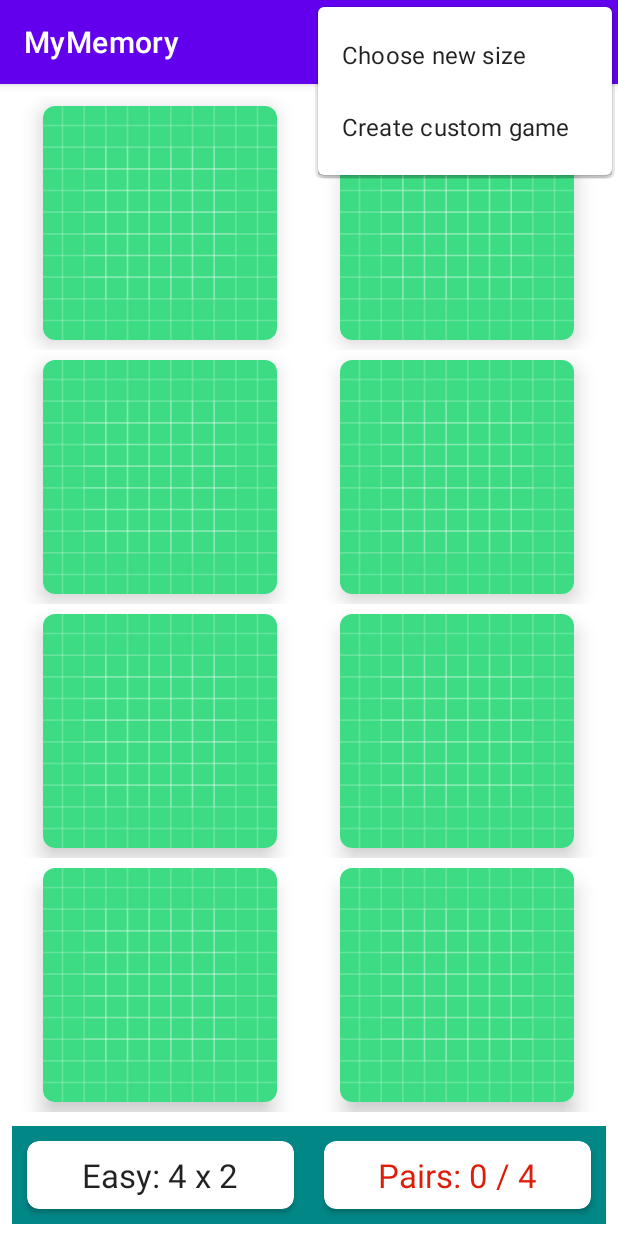
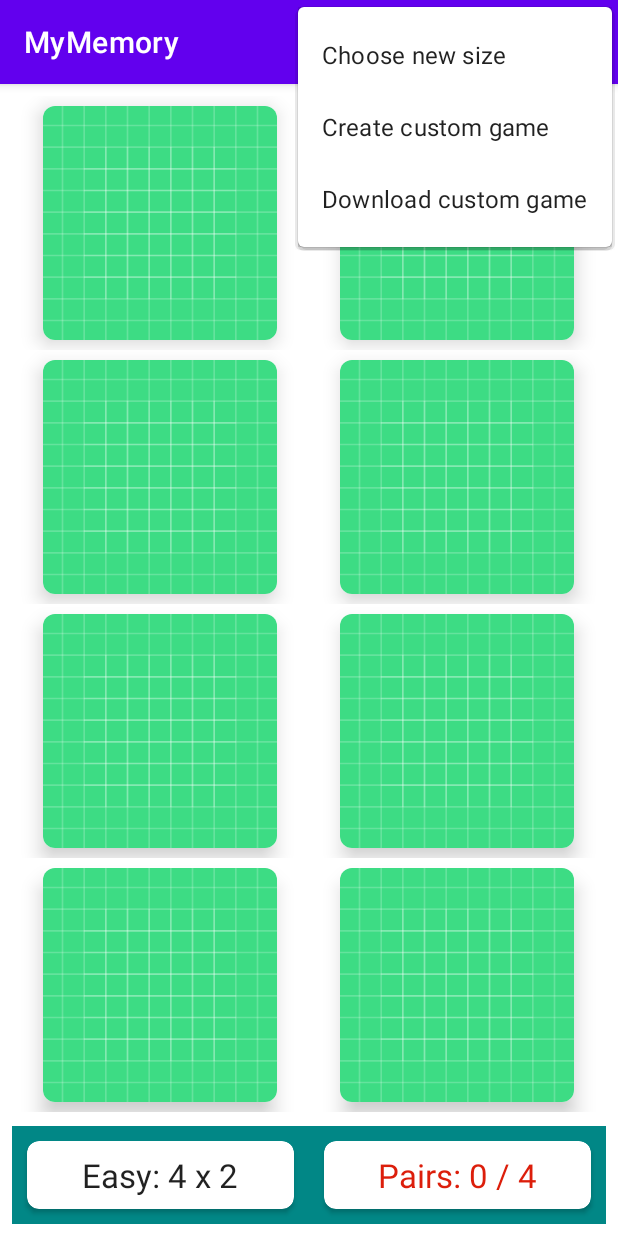
Before and after one commit to ShinJaehun/MyMemory_freeCodeCamp.org, an Android app: the screen it shows after launch (MainActivity), with the options menu open, on a phone screen of 412 x 824 dp. Run offline under Robolectric (Android 15) with nearby library versions, the phone set to English and light mode, and no system bars; our stand-ins replace Firebase (no records; nobody signed in at launch, a user with empty details on screens opened directly), Picasso.

Commit message:
add menu options to download game!

```diff
--- a/app/src/main/java/com/shinjaehun/mymemory/MainActivity.kt
+++ b/app/src/main/java/com/shinjaehun/mymemory/MainActivity.kt
@@ -10,10 +10,12 @@ import android.view.LayoutInflater
 import android.view.Menu
 import android.view.MenuItem
 import android.view.View
+import android.widget.EditText
 import android.widget.RadioGroup
 import android.widget.TextView
 import androidx.appcompat.app.AlertDialog
 import androidx.constraintlayout.widget.ConstraintLayout
+import androidx.coordinatorlayout.widget.CoordinatorLayout
 import androidx.core.content.ContextCompat
 import androidx.recyclerview.widget.GridLayoutManager
 import androidx.recyclerview.widget.RecyclerView
@@ -25,6 +27,7 @@ import com.shinjaehun.mymemory.models.MemoryGame
 import com.shinjaehun.mymemory.models.UserImageList
 import com.shinjaehun.mymemory.utils.EXTRA_BOARD_SIZE
 import com.shinjaehun.mymemory.utils.EXTRA_GAME_NAME
+import com.squareup.picasso.Picasso
 
 class MainActivity : AppCompatActivity() {
 
@@ -36,7 +39,7 @@ class MainActivity : AppCompatActivity() {
     private lateinit var rvBoard: RecyclerView
     private lateinit var tvNumMoves: TextView
     private lateinit var tvNumPairs: TextView
-    private lateinit var clRoot: ConstraintLayout
+    private lateinit var clRoot: CoordinatorLayout
 
     private val db = Firebase.firestore
     private var gameName: String? = null
@@ -89,10 +92,15 @@ class MainActivity : AppCompatActivity() {
                 showCreationDialog()
                 return true
             }
+            R.id.mi_download -> {
+                showDownloadDialog()
+                return true
+            }
         }
         return super.onOptionsItemSelected(item)
     }
 
+    // CreateActivity의 handleAllImagesUploaded()에서 finish()에 의해 MainActivity로 돌아왔을 때 재호출
     override fun onActivityResult(requestCode: Int, resultCode: Int, data: Intent?) {
         if (requestCode == CREATE_REQUEST_CODE && resultCode == Activity.RESULT_OK) {
            val customGameName = data?.getStringExtra(EXTRA_GAME_NAME)
@@ -105,7 +113,18 @@ class MainActivity : AppCompatActivity() {
         super.onActivityResult(requestCode, resultCode, data)
     }
 
-    // 게임 이름으로 firestore에서 이미지 경로 받아오기
+    // download 메뉴에서 선택!
+    private fun showDownloadDialog() {
+        val boardDownloadView = LayoutInflater.from(this).inflate(R.layout.dialog_download_board, null)
+        showAlertDialog("Fetch memory game", boardDownloadView, View.OnClickListener {
+            // grab the text of the game name that the user wants to download
+            val etDownloadGame = boardDownloadView.findViewById<EditText>(R.id.etDownloadGame)
+            val gameToDownload = etDownloadGame.text.toString().trim()
+            downloadGame(gameToDownload) // 이걸 이렇게 해서 연결!!!
+        })
+    }
+
+    // 게임 이름으로 firestore에 조회해서 이미지 경로 받아오기
     private fun downloadGame(customGameName: String) {
         db.collection("games").document(customGameName).get().addOnSuccessListener { document ->
             val userImageList = document.toObject(UserImageList::class.java)
@@ -114,11 +133,18 @@ class MainActivity : AppCompatActivity() {
                 Snackbar.make(clRoot, "Sorry, we couldn't find any such game, '$customGameName'", Snackbar.LENGTH_LONG).show()
                 return@addOnSuccessListener
             }
+
             val numCards = userImageList.images.size * 2
             boardSize = BoardSize.getByValue(numCards)
             customGameImages = userImageList.images
-            setupBoard()
+            // prefatch images : 이미지를 미리 다운로드해서 cache에 저장해두면 훨씬 빨라지겠지
+            for (imageUrl in userImageList.images) {
+                Picasso.get().load(imageUrl).fetch()
+            }
+            Snackbar.make(clRoot, "You're now playing '$customGameName'!", Snackbar.LENGTH_LONG).show()
+
             gameName = customGameName
+            setupBoard() // 기존 setupBoard()도 변경 불가피
         }.addOnFailureListener { exception ->
             Log.e(TAG, "Exception when retrieving game", exception)
         }
@@ -178,7 +204,8 @@ class MainActivity : AppCompatActivity() {
     }
 
     private fun setupBoard() {
-        supportActionBar?.title = gameName ?: getString(R.string.app_name)
+        supportActionBar?.title = gameName ?: getString(R.string.app_name) // 커스텀 게임인 경우 action bar에서 게임 이름 바꿔주기
+
         when(boardSize){
             BoardSize.EASY -> {
                 tvNumMoves.text = "Easy: 4 x 2"
@@ -197,7 +224,7 @@ class MainActivity : AppCompatActivity() {
         // 여기서 초기값을 줘야 color_progress_none부터 interpolation이 시작됨!
         tvNumPairs.setTextColor(ContextCompat.getColor(this, R.color.color_progress_none))
 
-        memoryGame = MemoryGame(boardSize, customGameImages)
+        memoryGame = MemoryGame(boardSize, customGameImages) // customGameImages가 존재하는지에 따라 게임 로직이 달라짐
         adapter = MemoryBoardAdapter(this, boardSize, memoryGame.cards, object: MemoryBoardAdapter.CardClickListener{
             override fun onCardClicked(position: Int) {
 //                Log.i(TAG, "Card clicked $position")
--- a/app/src/main/java/com/shinjaehun/mymemory/MemoryBoardAdapter.kt
+++ b/app/src/main/java/com/shinjaehun/mymemory/MemoryBoardAdapter.kt
@@ -62,9 +62,14 @@ class MemoryBoardAdapter(
 
 //            imageButton.setImageResource(if (memoryCard.isFaceUp) memoryCard.identifier else R.drawable.ic_launcher_background)
 
-            if (memoryCard.isFaceUp) { // 근데 이렇게 하지 말고 아예 처음부터 custom image인지 확인한 다음에 카드를 모두 받아두는게 맞지 않나?
+            // 근데 이렇게 하지 말고 아예 처음부터 custom image인지 확인한 다음에 카드를 모두 받아두는게 맞지 않나?
+            // delay를 줄이기 위해서 그렇게 함!
+            if (memoryCard.isFaceUp) {
                 if (memoryCard.imageUrl != null) {
-                    Picasso.get().load(memoryCard.imageUrl).into(imageButton)
+//                    Picasso.get().load(memoryCard.imageUrl).into(imageButton)
+                    // 피카소의 기능인데 다운로드가 다 되지 않았을 때 이걸 대신 잠깐 보여줌
+                    Picasso.get().load(memoryCard.imageUrl).placeholder(R.drawable.ic_image).into(imageButton)
+
                 } else {
                     imageButton.setImageResource(memoryCard.identifier)
                 }
--- /dev/null
+++ b/app/src/main/res/drawable/ic_image.xml
@@ -0,0 +1,5 @@
+<vector android:height="24dp" android:tint="#808080"
+    android:viewportHeight="24" android:viewportWidth="24"
+    android:width="24dp" xmlns:android="http://schemas.android.com/apk/res/android">
+    <path android:fillColor="@android:color/white" android:pathData="M21,19V5c0,-1.1 -0.9,-2 -2,-2H5c-1.1,0 -2,0.9 -2,2v14c0,1.1 0.9,2 2,2h14c1.1,0 2,-0.9 2,-2zM8.5,13.5l2.5,3.01L14.5,12l4.5,6H5l3.5,-4.5z"/>
+</vector>
--- a/app/src/main/res/layout/activity_main.xml
+++ b/app/src/main/res/layout/activity_main.xml
@@ -1,5 +1,5 @@
 <?xml version="1.0" encoding="utf-8"?>
-<androidx.constraintlayout.widget.ConstraintLayout xmlns:android="http://schemas.android.com/apk/res/android"
+<androidx.coordinatorlayout.widget.CoordinatorLayout xmlns:android="http://schemas.android.com/apk/res/android"
     xmlns:app="http://schemas.android.com/apk/res-auto"
     xmlns:tools="http://schemas.android.com/tools"
     android:id="@+id/clRoot"
@@ -7,6 +7,10 @@
     android:layout_height="match_parent"
     android:padding="8dp"
     tools:context=".MainActivity">
+
+    <androidx.constraintlayout.widget.ConstraintLayout
+        android:layout_width="match_parent"
+        android:layout_height="match_parent">
 
         <LinearLayout
             android:id="@+id/llGameInfo"
@@ -64,3 +68,5 @@
             app:layout_constraintStart_toStartOf="parent"
             app:layout_constraintTop_toTopOf="parent" />
     </androidx.constraintlayout.widget.ConstraintLayout>
+
+</androidx.coordinatorlayout.widget.CoordinatorLayout>
--- a/app/src/main/res/menu/menu_main.xml
+++ b/app/src/main/res/menu/menu_main.xml
@@ -14,4 +14,7 @@
         android:id="@+id/mi_custom"
         android:title="Create custom game"
         app:showAsAction="never" />
+    <item
+        android:id="@+id/mi_download"
+        android:title="Download custom game" />
 </menu>
```
Also changed, not shown: app/src/main/java/com/shinjaehun/mymemory/CreateActivity.kt (+5 -3 lines), app/src/main/res/layout/dialog_download_board.xml (added, +26 -0 lines). Lines whose indentation alone changed are shown as unchanged.
